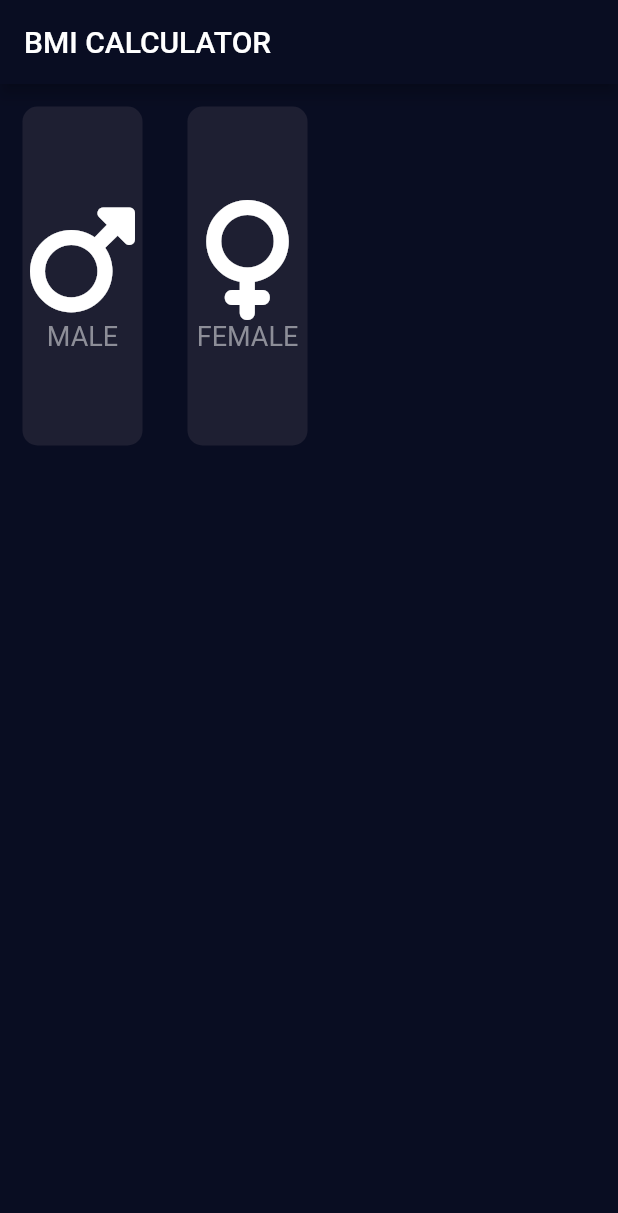
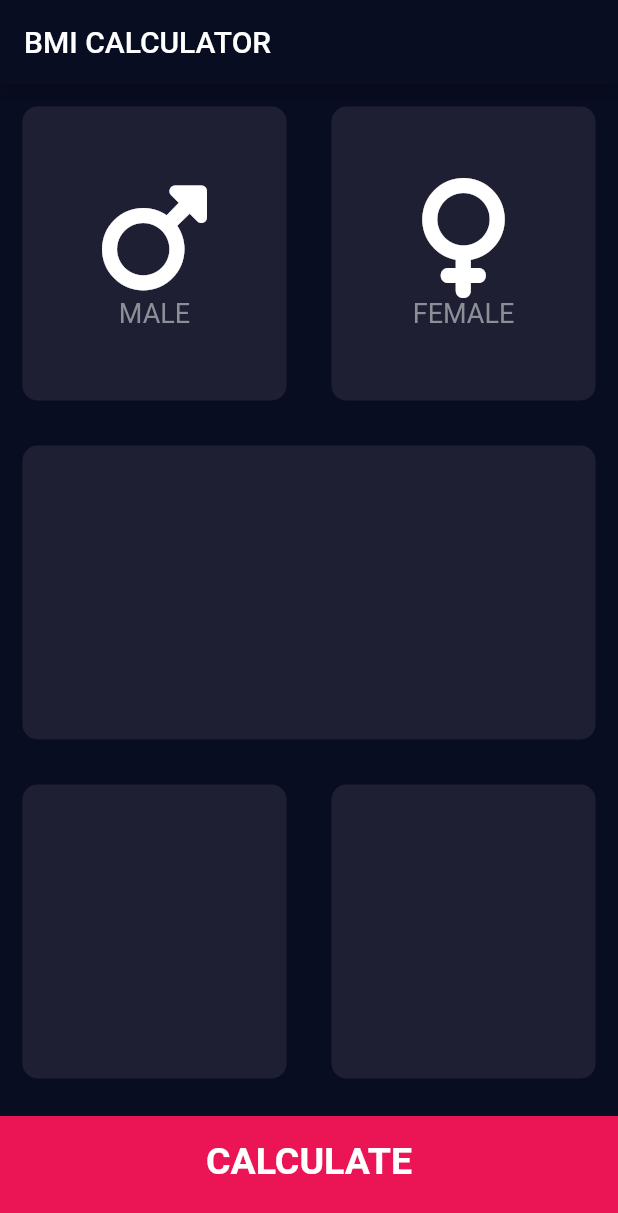
Before and after one commit to emrebingor/bmi-calculator, a Flutter app: the screen it shows after launch, on a phone screen of 412 x 824 dp. Shown: the top 1213 px of the screen. Run offline on Flutter 3.47's test engine with Material 2 defaults, Android fonts, the phone set to English and light mode, and no system bars; our stand-ins replace font_awesome_flutter.

Commit message:
Button Addition

```diff
--- a/lib/constants.dart
+++ b/lib/constants.dart
@@ -1,5 +1,7 @@
 import 'package:flutter/material.dart';
 
 const kTextStyle = TextStyle(color: Color(0xFF8D8E98), fontSize: 18.0);
-
 const kContainerColor = Color(0xFF1e1f32);
+const kButtonColor = Color(0xFFEB1555);
+const kButtonTextStyle = TextStyle(fontSize: 25.0, fontWeight: FontWeight.bold);
+const kButtonHeight = 80.0;
--- a/lib/inputPage.dart
+++ b/lib/inputPage.dart
@@ -25,37 +25,74 @@ class _InputPageState extends State<InputPage> {
           Expanded(
             child: Row(
               children: <Widget>[
-                ReusableCard(
+                Expanded(
+                  child: ReusableCard(
                     cardChild: IconDesign(
                       icon: FontAwesomeIcons.mars,
                       gender: 'MALE',
                     ),
                     color: kContainerColor,
                   ),
-                ReusableCard(
+                ),
+                Expanded(
+                  child: ReusableCard(
                     cardChild: IconDesign(
                       icon: FontAwesomeIcons.venus,
                       gender: 'FEMALE',
                     ),
                     color: kContainerColor,
                   ),
+                ),
               ],
             ),
           ),
           Expanded(
-            child: Container(),
+            child: ReusableCard(
+              color: kContainerColor,
+            ),
           ),
           Expanded(
             child: Row(
-
               children: <Widget>[
-                Container(),
-                Container(),
+                Expanded(
+                  child: ReusableCard(
+                    color: kContainerColor,
+                  ),
+                ),
+                Expanded(
+                  child: ReusableCard(
+                    color: kContainerColor,
+                  ),
+                ),
               ],
             ),
           ),
+          CalculateButton(buttonName: 'CALCULATE',),
         ],
       ),
     );
   }
 }
+
+class CalculateButton extends StatelessWidget {
+  CalculateButton({this.buttonName});
+
+  final String? buttonName;
+
+  @override
+  Widget build(BuildContext context) {
+    return Container(
+      color: kButtonColor,
+      child: Center(
+        child: Text(
+          buttonName.toString(),
+          style: kButtonTextStyle,
+        ),
+      ),
+      margin: EdgeInsets.only(top: 10.0),
+      padding: EdgeInsets.only(bottom: 20.0),
+      width: double.infinity,
+      height: kButtonHeight,
+    );
+  }
+}
```
Lines whose indentation alone changed are shown as unchanged.
